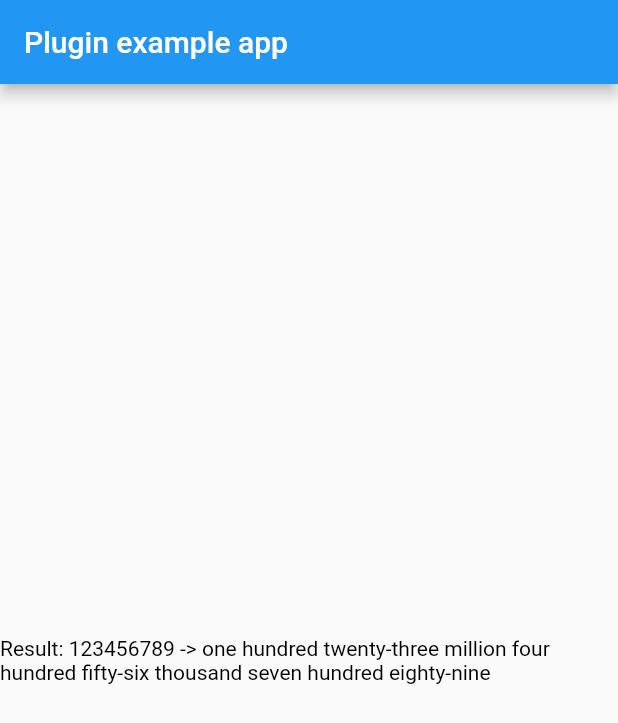
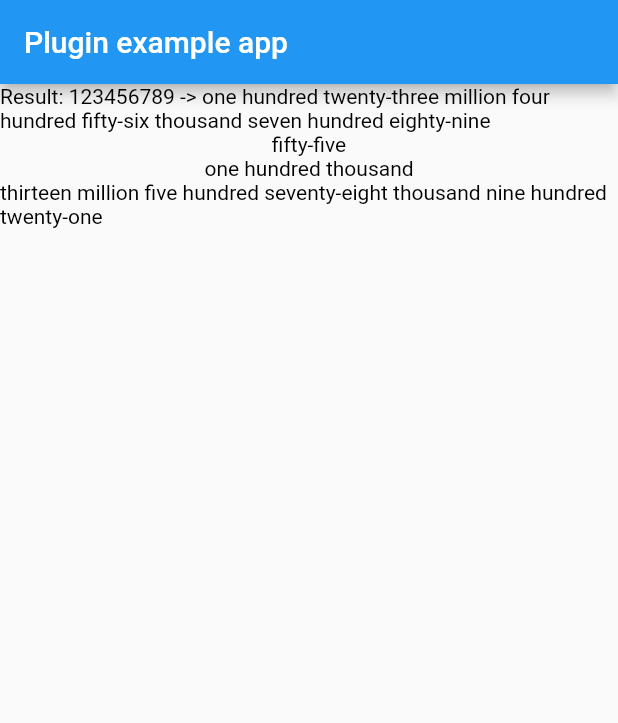
Before and after one commit to kenguyenduc/flutter_number_to_words_english, a Flutter app: the screen it shows after launch, on a phone screen of 412 x 824 dp. Shown: the top 723 px of the screen. Run offline on Flutter 3.47's test engine with Material 2 defaults, Android fonts, the light colour scheme and no system bars.

Commit message:
update example

```diff
--- a/example/lib/main.dart
+++ b/example/lib/main.dart
@@ -28,12 +28,44 @@ class _MyAppState extends State<MyApp> {
           title: const Text('Plugin example app'),
         ),
         body: Center(
-          child: Text(
-            'Result: 123456789 -> ${NumberToWordsEnglish.convert(_value)}',
-            style: const TextStyle(
-              fontSize: 14,
-              color: Colors.black,
-            ),
+          child: Column(
+            children: [
+              /// 'one hundred twenty-three million four hundred fifty-six thousand seven hundred eighty-nine'
+              Text(
+                'Result: 123456789 -> ${NumberToWordsEnglish.convert(_value)}',
+                style: const TextStyle(
+                  fontSize: 14,
+                  color: Colors.black,
+                ),
+              ),
+
+              ///'fifty-five'
+              Text(
+                NumberToWordsEnglish.convert(55),
+                style: const TextStyle(
+                  fontSize: 14,
+                  color: Colors.black,
+                ),
+              ),
+
+              ///'one hundred thousand'
+              Text(
+                NumberToWordsEnglish.convert(100000),
+                style: const TextStyle(
+                  fontSize: 14,
+                  color: Colors.black,
+                ),
+              ),
+
+              /// 'thirteen million five hundred seventy-eight thousand nine hundred twenty-one'
+              Text(
+                NumberToWordsEnglish.convert(13578921),
+                style: const TextStyle(
+                  fontSize: 14,
+                  color: Colors.black,
+                ),
+              ),
+            ],
           ),
         ),
       ),
--- a/lib/number_to_words_english.dart
+++ b/lib/number_to_words_english.dart
@@ -35,6 +35,7 @@ class NumberToWordsEnglish {
     'nineteen'
   ];
 
+  ///tensNames
   static const List<String> _tensNames = [
     '',
     'ten',
@@ -48,6 +49,7 @@ class NumberToWordsEnglish {
     'ninety'
   ];
 
+  /// convertLessThanOneThousand
   static String _convertLessThanOneThousand(int number,
       [bool isLastThreeDigits = false]) {
     String soFar = '';
@@ -73,6 +75,7 @@ class NumberToWordsEnglish {
     return _numNames[number] + ' $_hundred ' + soFar;
   }
 
+  ///handle converter
   static String convert(int number) {
     // 0 to 999 999 999 999
     if (number == 0) {
@@ -107,6 +110,7 @@ class NumberToWordsEnglish {
     return result.trim();
   }
 
+  ///get Billions
   static String _getBillions(int billions) {
     String tradBillions;
     switch (billions) {
@@ -122,6 +126,7 @@ class NumberToWordsEnglish {
     return tradBillions;
   }
 
+  ///get Millions
   static String _getMillions(int millions) {
     String tradMillions;
     switch (millions) {
@@ -137,6 +142,7 @@ class NumberToWordsEnglish {
     return tradMillions;
   }
 
+  ///get Thousands
   static String _getThousands(int hundredThousands) {
     String tradHundredThousands;
     switch (hundredThousands) {
```
